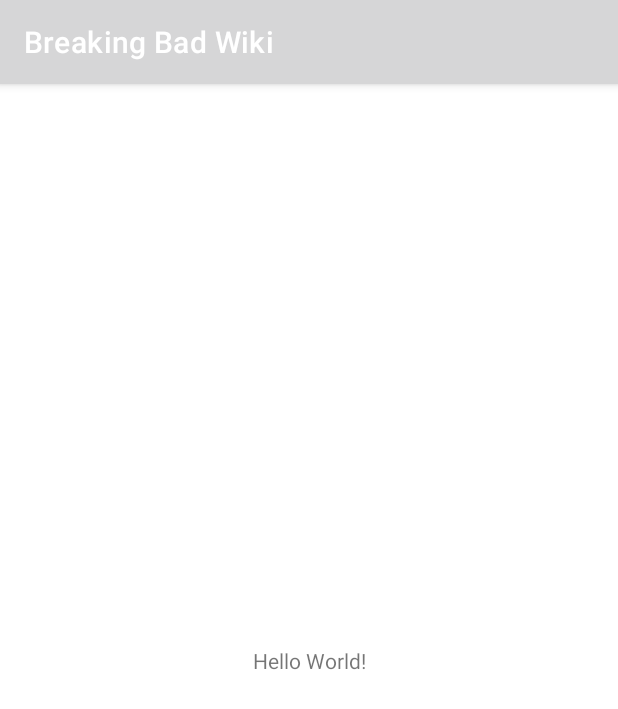
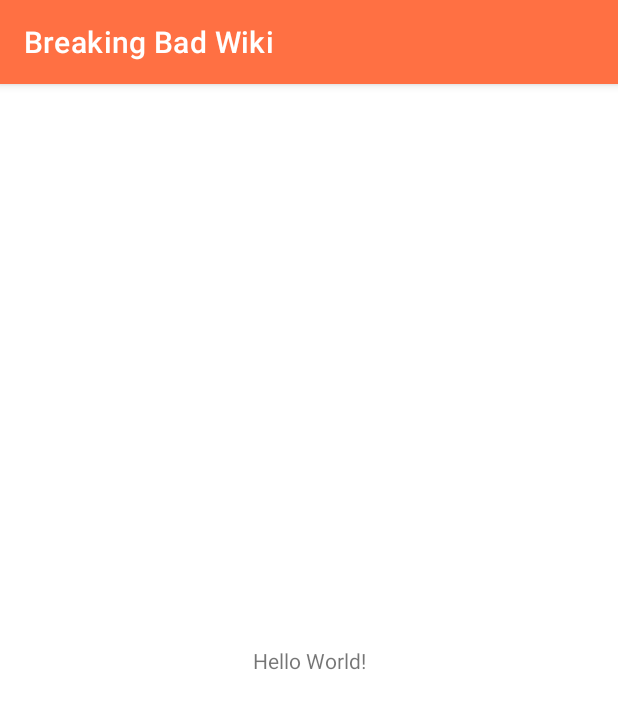
Before and after one commit to MahdiPorkar-github/BreakingBadWIki, an Android app: the screen it shows after launch (MainActivity), on a phone screen of 412 x 824 dp. Shown: the top 709 px of the screen. Run offline under Robolectric (Android 15) with nearby library versions, the phone set to English and light mode, and no system bars.

Commit message:
theme customized and night theme deleted

```diff
--- a/app/src/main/res/values-night/themes.xml
+++ /dev/null
@@ -1,16 +0,0 @@
-<resources xmlns:tools="http://schemas.android.com/tools">
-    <!-- Base application theme. -->
-    <style name="Theme.BreakingBadWiki" parent="Theme.MaterialComponents.DayNight.DarkActionBar">
-        <!-- Primary brand color. -->
-        <item name="colorPrimary">@color/purple_200</item>
-        <item name="colorPrimaryVariant">@color/purple_700</item>
-        <item name="colorOnPrimary">@color/black</item>
-        <!-- Secondary brand color. -->
-        <item name="colorSecondary">@color/teal_200</item>
-        <item name="colorSecondaryVariant">@color/teal_200</item>
-        <item name="colorOnSecondary">@color/black</item>
-        <!-- Status bar color. -->
-        <item name="android:statusBarColor" tools:targetApi="l">?attr/colorPrimaryVariant</item>
-        <!-- Customize your theme here. -->
-    </style>
-</resources>
--- a/app/src/main/res/values/themes.xml
+++ b/app/src/main/res/values/themes.xml
@@ -2,15 +2,15 @@
     <!-- Base application theme. -->
     <style name="Theme.BreakingBadWiki" parent="Theme.MaterialComponents.DayNight.DarkActionBar">
         <!-- Primary brand color. -->
-        <item name="colorPrimary">@color/purple_500</item>
-        <item name="colorPrimaryVariant">@color/purple_700</item>
+        <item name="colorPrimary">@color/orange</item>
+        <item name="colorPrimaryVariant">@color/orange</item>
         <item name="colorOnPrimary">@color/white</item>
         <!-- Secondary brand color. -->
-        <item name="colorSecondary">@color/teal_200</item>
-        <item name="colorSecondaryVariant">@color/teal_700</item>
+        <item name="colorSecondary">@color/blue</item>
+        <item name="colorSecondaryVariant">@color/blue</item>
         <item name="colorOnSecondary">@color/black</item>
         <!-- Status bar color. -->
-        <item name="android:statusBarColor" tools:targetApi="l">?attr/colorPrimaryVariant</item>
+        <item name="android:statusBarColor">?attr/colorPrimaryVariant</item>
         <!-- Customize your theme here. -->
     </style>
 </resources>
```
